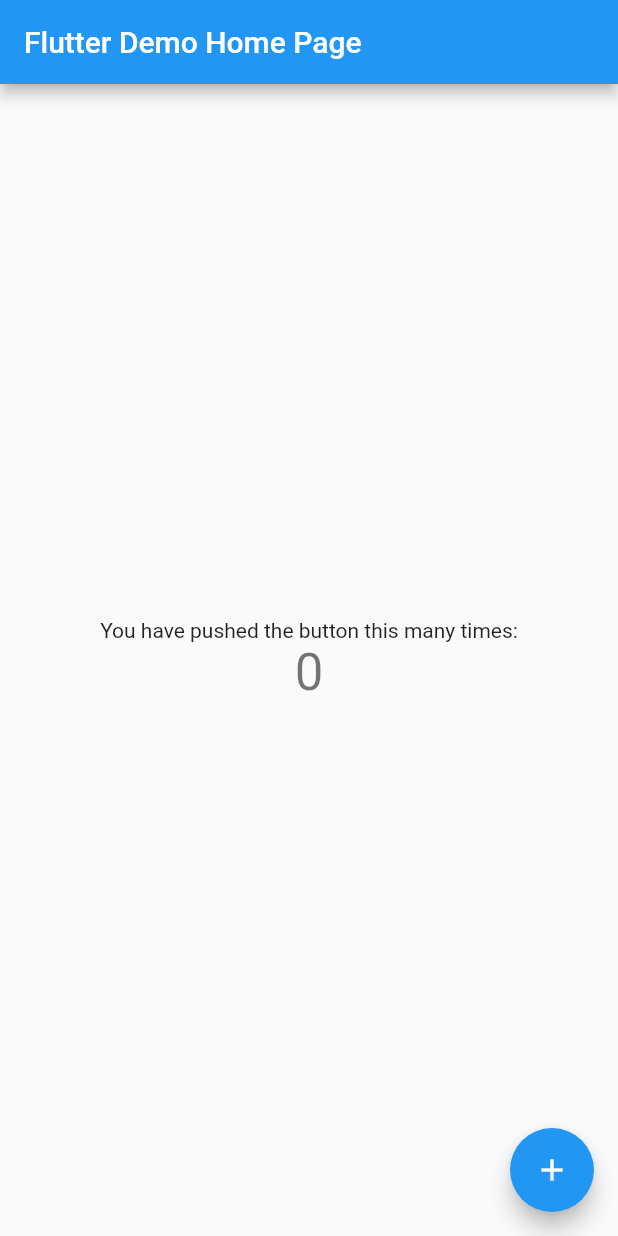
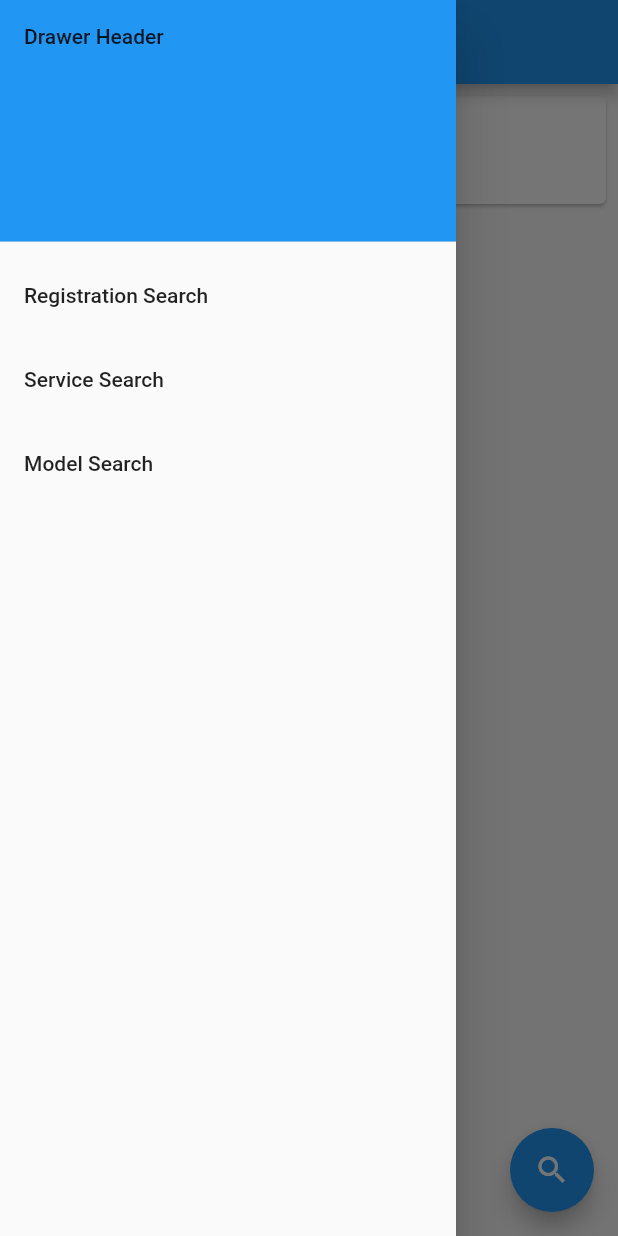
Before and after one commit to matthew5025/pn7150-proxy, a Flutter app: the screen it shows after launch, with the side drawer open (before the commit the screen has no drawer), on a phone screen of 412 x 824 dp. Run offline on Flutter 3.47's test engine with Material 2 defaults, Android fonts, the phone set to English and light mode, and no system bars.

Commit message:
simple connection

```diff
--- a/card-emulator/CMakeLists.txt
+++ b/card-emulator/CMakeLists.txt
@@ -3,7 +3,6 @@ project(card_emulator C)
 
 set(CMAKE_C_STANDARD 99)
 set(CMAKE_CXX_FLAGS "-Wall -Wextra")
-set(CMAKE_CXX_FLAGS_DEBUG "-g")
 set(CMAKE_CXX_FLAGS_RELEASE "-O3")
 
 add_executable(card_emulator main.c EmulationCommsHandler.c EmulationCommsHandler.h NfcEmulHandler.c NfcEmulHandler.h)
--- a/card-reader/CMakeLists.txt
+++ b/card-reader/CMakeLists.txt
@@ -3,9 +3,9 @@ project(card_reader C)
 
 set(CMAKE_C_STANDARD 99)
 set(CMAKE_CXX_FLAGS "-Wall -Wextra")
-set(CMAKE_CXX_FLAGS_DEBUG "-g")
 set(CMAKE_CXX_FLAGS_RELEASE "-O3")
 
 
-add_executable(card_reader main.c CommsHandler.c CommsHandler.h NfcHandler.c NfcHandler.h FileLogger.c FileLogger.h LoggingHandler.c LoggingHandler.h)
+add_executable(card_reader main.c CommsHandler.c CommsHandler.h NfcHandler.c NfcHandler.h FileLogger.c FileLogger.h
+        LoggingHandler.c LoggingHandler.h CompanionController.c CompanionController.h)
 target_link_libraries(card_reader libnfc_nci_linux.so -lpthread)
--- /dev/null
+++ b/flutter_companion/lib/ConnectionPage.dart
@@ -0,0 +1,190 @@
+import 'dart:async';
+
+import 'package:flutter/cupertino.dart';
+import 'package:flutter/material.dart';
+import 'package:flutter_companion/ServerConnectionHelper.dart';
+
+class ConnectionPage extends StatelessWidget {
+  final ServerConnectionHelper scHelper;
+  ConnectionPage({required this.scHelper});
+  @override
+  Widget build(BuildContext context) {
+    return ConnectionStatefulPage(scHelper: scHelper,);
+  }
+}
+
+class ConnectionStatefulPage extends StatefulWidget {
+  final ServerConnectionHelper scHelper;
+  ConnectionStatefulPage({required this.scHelper});
+
+  @override
+  State<StatefulWidget> createState() => _ConnectionPageState(scHelper);
+}
+
+class _ConnectionPageState extends State<ConnectionStatefulPage> {
+  final ServerConnectionHelper scHelper;
+  Widget mainView = new Text("Loading");
+  _ConnectionPageState(this.scHelper){
+    this.mainView = new _ConnectionPageDefaultWidget(scHelper: scHelper);
+  }
+
+  void _updateMainView() {
+    setState(() {
+      mainView = new _ConnectionPageDefaultWidget(scHelper: scHelper);
+    });
+  }
+
+  @override
+  Widget build(BuildContext context) {
+    _onSearchButtonPressed() async {
+      final result = await _createSearchDialog(context);
+    }
+
+    return new Scaffold(
+      body: mainView,
+      floatingActionButton: new FloatingActionButton(
+          onPressed: () async {
+            final ipAddr = await _createSearchDialog(context);
+            print(ipAddr);
+            if(ipAddr != null){
+              _createConnectingDialog(context);
+              await scHelper.connectToServer(ipAddr);
+              print(scHelper.connected);
+              scHelper.registerDisconnectCallback(_updateMainView);
+              _updateMainView();
+              Navigator.pop(context);
+            }
+          },
+          child: new Icon(Icons.search)),
+    );
+  }
+}
+
+
+class _ConnectionPageDefaultWidget extends StatelessWidget {
+  final ServerConnectionHelper scHelper;
+  _ConnectionPageDefaultWidget({required this.scHelper});
+
+  Card _getServerStatusCard(){
+
+    String serverStatusText = "";
+    if (scHelper.connected){
+      serverStatusText = "Connected!";
+    }else{
+      serverStatusText = "Disconnected";
+
+    }
+
+    Card card = Card(
+      clipBehavior: Clip.antiAlias,
+      child: Column(
+        children: [
+          ListTile(
+            title: Text("Server Status"),
+            subtitle: Text(serverStatusText),
+          )
+        ],
+      ),
+    );
+    return card;
+  }
+
+  @override
+  Widget build(BuildContext context) {
+    return new Container(
+      margin: EdgeInsets.all(4.0),
+      child: ListView(
+        children: [
+          _getServerStatusCard(),
+        ],
+      )
+    );
+  }
+}
+
+Future _createSearchDialog(BuildContext context) async {
+  final textEditingController = new TextEditingController();
+  String? ipAddr = await showDialog<String>(
+      context: context,
+      builder: (BuildContext context) {
+        return new SimpleDialog(
+          title: const Text('Server Connection'),
+          contentPadding: EdgeInsets.symmetric(horizontal: 20),
+          children: <Widget>[
+            new Form(
+              child: Column(
+                children: [
+                  TextFormField(
+                    decoration: InputDecoration(
+                      labelText: 'Server IP Address',
+                    ),
+                    controller: textEditingController,
+                  ),
+                  ButtonBar(
+                    children: [
+                      ElevatedButton(
+                        onPressed: () {
+                          Navigator.pop(context, textEditingController.text);
+                        },
+                        child: Text('Connect'),
+                      )
+                    ],
+                  )
+                ],
+              ),
+            )
+          ],
+        );
+      });
+  return ipAddr;
+}
+
+_createConnectingDialog(BuildContext context) {
+  showDialog(
+      context: context,
+      barrierDismissible: false,
+      builder: (BuildContext context) {
+        return new AlertDialog(
+          title: new Text('Please Wait'),
+          content: new Form(
+            child: new Row(
+              mainAxisAlignment: MainAxisAlignment.spaceBetween,
+              children: <Widget>[
+                CircularProgressIndicator(),
+                new Text('Connecting. . .'),
+              ],
+            ),
+            onWillPop: _onWillPop,
+          ),
+        );
+      });
+}
+
+_createErrorDialog(BuildContext context, String text) {
+  showDialog(
+      context: context,
+      barrierDismissible: true,
+      builder: (BuildContext context) {
+        return new AlertDialog(
+          title: new Text('Error!'),
+          content: new Text('$text'),
+          actions: <Widget>[
+            new FlatButton(
+                onPressed: () {
+                  Navigator.of(context).pop();
+                },
+                child: new Text('Ok'))
+          ],
+        );
+      });
+}
+
+Future<bool> _onWillPop() async {
+  var completer = new Completer();
+  completer.complete(false);
+  if (await completer.future == null) {
+    return false;
+  } else {
+    return await completer.future;
+  }
+}
--- a/flutter_companion/lib/main.dart
+++ b/flutter_companion/lib/main.dart
@@ -1,113 +1,81 @@
 import 'package:flutter/material.dart';
+import 'package:flutter_companion/ConnectionPage.dart';
+import 'package:flutter_companion/ServerConnectionHelper.dart';
 
-void main() {
-  runApp(MyApp());
-}
+void main() => runApp(MyApp());
 
 class MyApp extends StatelessWidget {
-  // This widget is the root of your application.
+  final appTitle = 'Drawer Demo';
+
   @override
   Widget build(BuildContext context) {
     return MaterialApp(
-      title: 'Flutter Demo',
-      theme: ThemeData(
-        // This is the theme of your application.
-        //
-        // Try running your application with "flutter run". You'll see the
-        // application has a blue toolbar. Then, without quitting the app, try
-        // changing the primarySwatch below to Colors.green and then invoke
-        // "hot reload" (press "r" in the console where you ran "flutter run",
-        // or simply save your changes to "hot reload" in a Flutter IDE).
-        // Notice that the counter didn't reset back to zero; the application
-        // is not restarted.
-        primarySwatch: Colors.blue,
-      ),
-      home: MyHomePage(title: 'Flutter Demo Home Page'),
+      title: appTitle,
+      home: MyHomePage(),
     );
   }
 }
 
 class MyHomePage extends StatefulWidget {
-  MyHomePage({Key? key, required this.title}) : super(key: key);
-
-  // This widget is the home page of your application. It is stateful, meaning
-  // that it has a State object (defined below) that contains fields that affect
-  // how it looks.
-
-  // This class is the configuration for the state. It holds the values (in this
-  // case the title) provided by the parent (in this case the App widget) and
-  // used by the build method of the State. Fields in a Widget subclass are
-  // always marked "final".
-
-  final String title;
+  final String title = "Test";
 
   @override
-  _MyHomePageState createState() => _MyHomePageState();
+  _MyHomePageState createState() => new _MyHomePageState();
 }
 
 class _MyHomePageState extends State<MyHomePage> {
-  int _counter = 0;
+  int _selectedDrawerIndex = 0;
+  ServerConnectionHelper serverConnectionHelper = new ServerConnectionHelper();
 
-  void _incrementCounter() {
-    setState(() {
-      // This call to setState tells the Flutter framework that something has
-      // changed in this State, which causes it to rerun the build method below
-      // so that the display can reflect the updated values. If we changed
-      // _counter without calling setState(), then the build method would not be
-      // called again, and so nothing would appear to happen.
-      _counter++;
-    });
+  _getDrawerItemWidget(int pos) {
+    switch (pos) {
+      case 0:
+        return new ConnectionPage(scHelper: serverConnectionHelper,);
+      case 1:
+        return new ConnectionPage(scHelper: serverConnectionHelper,);
+      case 2:
+        return new ConnectionPage(scHelper: serverConnectionHelper,);
+
+      default:
+        return new Text("Error");
+    }
   }
 
   @override
   Widget build(BuildContext context) {
-    // This method is rerun every time setState is called, for instance as done
-    // by the _incrementCounter method above.
-    //
-    // The Flutter framework has been optimized to make rerunning build methods
-    // fast, so that you can just rebuild anything that needs updating rather
-    // than having to individually change instances of widgets.
-    return Scaffold(
-      appBar: AppBar(
-        // Here we take the value from the MyHomePage object that was created by
-        // the App.build method, and use it to set our appbar title.
-        title: Text(widget.title),
+    return new Scaffold(
+      appBar: new AppBar(
+        title: new Text(widget.title),
       ),
-      body: Center(
-        // Center is a layout widget. It takes a single child and positions it
-        // in the middle of the parent.
-        child: Column(
-          // Column is also a layout widget. It takes a list of children and
-          // arranges them vertically. By default, it sizes itself to fit its
-          // children horizontally, and tries to be as tall as its parent.
-          //
-          // Invoke "debug painting" (press "p" in the console, choose the
-          // "Toggle Debug Paint" action from the Flutter Inspector in Android
-          // Studio, or the "Toggle Debug Paint" command in Visual Studio Code)
-          // to see the wireframe for each widget.
-          //
-          // Column has various properties to control how it sizes itself and
-          // how it positions its children. Here we use mainAxisAlignment to
-          // center the children vertically; the main axis here is the vertical
-          // axis because Columns are vertical (the cross axis would be
-          // horizontal).
-          mainAxisAlignment: MainAxisAlignment.center,
+      drawer: new Drawer(
+        child: new ListView(
+          padding: EdgeInsets.zero,
           children: <Widget>[
-            Text(
-              'You have pushed the button this many times:',
+            new DrawerHeader(
+              decoration: BoxDecoration(
+                color: Colors.blue,
+              ),
+              child: Text('Drawer Header'),
             ),
-            Text(
-              '$_counter',
-              style: Theme.of(context).textTheme.headline4,
-            ),
+            new ListTile(
+                title: new Text('Registration Search'),
+                onTap: () => _onSelectItem(0)),
+            new ListTile(
+                title: new Text('Service Search'),
+                onTap: () => _onSelectItem(1)),
+            new ListTile(
+              title: new Text("Model Search"),
+              onTap: () => _onSelectItem(2),
+            )
           ],
         ),
       ),
-      floatingActionButton: FloatingActionButton(
-        onPressed: _incrementCounter,
-        tooltip: 'Increment',
-        child: Icon(Icons.add),
-      ), // This trailing comma makes auto-formatting nicer for build methods.
+      body: _getDrawerItemWidget(_selectedDrawerIndex),
     );
   }
+
+  _onSelectItem(int index) {
+    setState(() => _selectedDrawerIndex = index);
+    Navigator.of(context).pop(); // close the drawer
+  }
 }
```
Also changed, not shown: flutter_companion/lib/ServerConnectionHelper.dart (added, +50 -0 lines), 5 other files.
